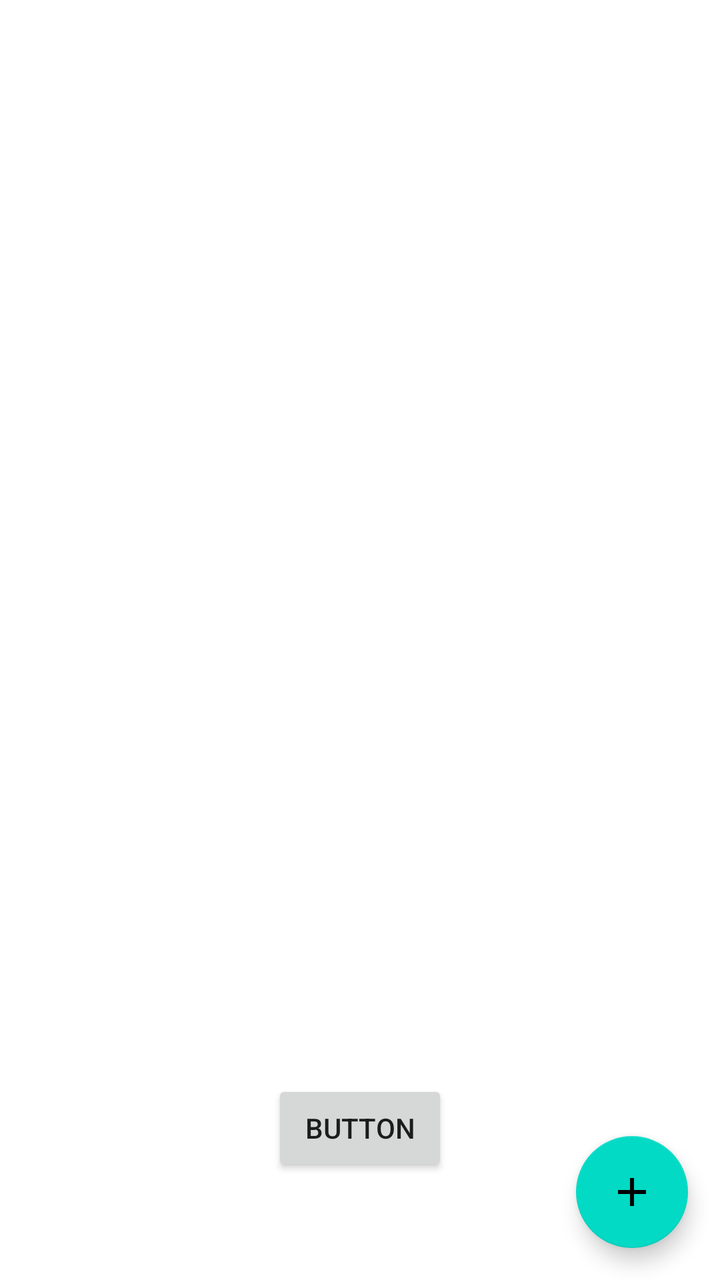
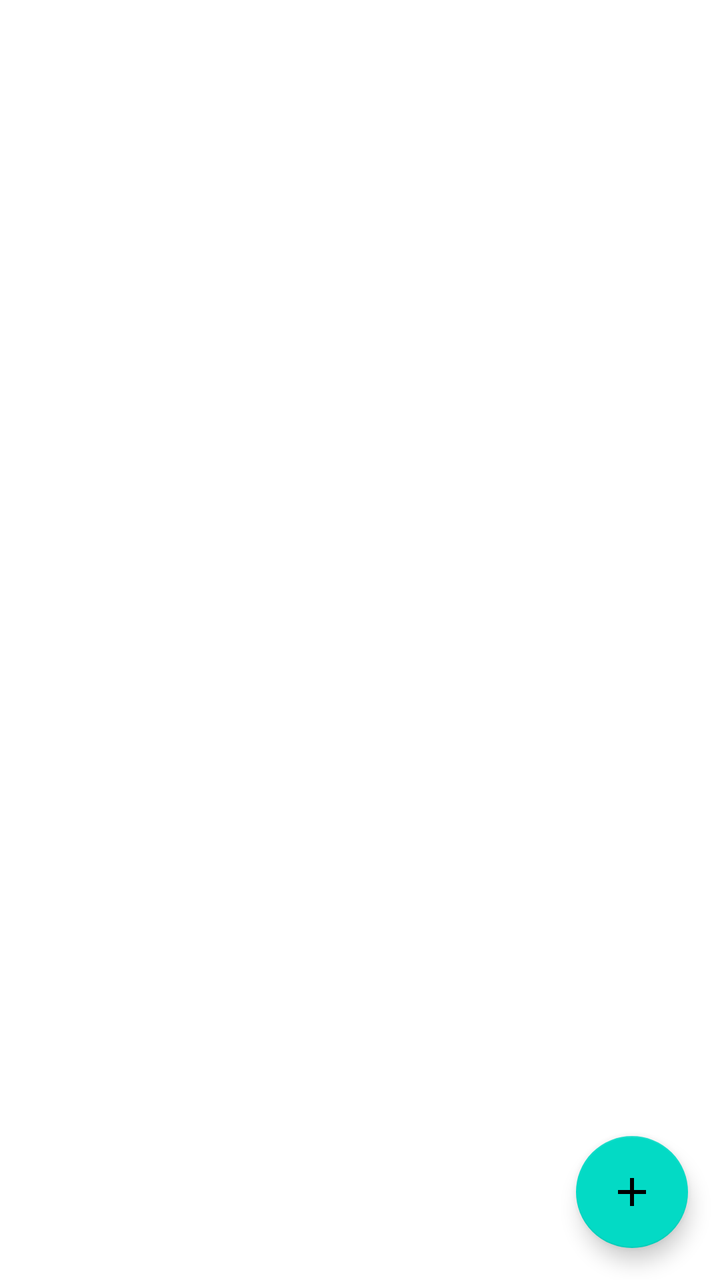

Screens rendered from an Android XML layout before and after an edit, with the pre-edit source and the edit as a unified diff.
<!-- AndroidManifest.xml: application theme Theme.Research -->
<!-- res/layout/activity_main.xml -->
<?xml version="1.0" encoding="utf-8"?>
<androidx.constraintlayout.widget.ConstraintLayout xmlns:android="http://schemas.android.com/apk/res/android"
    xmlns:app="http://schemas.android.com/apk/res-auto"
    xmlns:tools="http://schemas.android.com/tools"
    android:layout_width="match_parent"
    android:layout_height="match_parent"
    tools:context=".MainActivity">

    <androidx.recyclerview.widget.RecyclerView
        android:id="@+id/project_card_list"
        android:layout_width="match_parent"
        android:layout_height="match_parent"
        app:layout_constraintBottom_toBottomOf="parent"
        app:layout_constraintEnd_toEndOf="parent"
        app:layout_constraintHorizontal_bias="0.0"
        app:layout_constraintStart_toStartOf="parent"
        app:layout_constraintTop_toTopOf="parent"
        app:layout_constraintVertical_bias="1.0" />

    <com.google.android.material.floatingactionbutton.FloatingActionButton
        android:id="@+id/newSourceMain"
        android:layout_width="wrap_content"
        android:layout_height="wrap_content"
        android:layout_marginEnd="16dp"
        android:layout_marginRight="16dp"
        android:layout_marginBottom="16dp"
        android:clickable="true"
        app:layout_constraintBottom_toBottomOf="parent"
        app:layout_constraintEnd_toEndOf="parent"
        app:srcCompat="@drawable/ic_baseline_add_24" />

    <Button
        android:id="@+id/test_open"
        android:layout_width="wrap_content"
        android:layout_height="wrap_content"
        android:layout_marginBottom="52dp"
        android:text="Button"
        app:layout_constraintBottom_toBottomOf="@+id/project_card_list"
        app:layout_constraintEnd_toEndOf="parent"
        app:layout_constraintStart_toStartOf="parent" />

</androidx.constraintlayout.widget.ConstraintLayout>
<!-- resources referenced by this layout -->
<resources>
  <!-- drawable ic_baseline_add_24 (drawable) -->
  <vector xmlns:android="http://schemas.android.com/apk/res/android"
      android:width="24dp"
      android:height="24dp"
      android:viewportWidth="24"
      android:viewportHeight="24"
      android:tint="?attr/colorControlNormal">
    <path
        android:fillColor="@android:color/white"
        android:pathData="M19,13h-6v6h-2v-6H5v-2h6V5h2v6h6v2z"/>
  </vector>
  <style name="Theme.Research" parent="Theme.MaterialComponents.DayNight.DarkActionBar">
          
          <item name="colorPrimary">@color/purple_500</item>
          <item name="colorPrimaryVariant">@color/purple_700</item>
          <item name="colorOnPrimary">@color/white</item>
          
          <item name="colorSecondary">@color/teal_200</item>
          <item name="colorSecondaryVariant">@color/teal_700</item>
          <item name="colorOnSecondary">@color/black</item>
          
          <item name="android:statusBarColor" tools:targetApi="l">?attr/colorPrimaryVariant</item>
          
      </style>
  <color name="purple_500">#FF6200EE</color>
  <color name="purple_700">#FF3700B3</color>
  <color name="white">#FFFFFFFF</color>
  <color name="teal_200">#FF03DAC5</color>
  <color name="teal_700">#FF018786</color>
  <color name="black">#FF000000</color>
</resources>

<!-- the commit's change to res/layout/activity_main.xml (unified diff, before → after) -->
@@ -29,14 +29,4 @@
         app:layout_constraintEnd_toEndOf="parent"
         app:srcCompat="@drawable/ic_baseline_add_24" />
 
-    <Button
-        android:id="@+id/test_open"
-        android:layout_width="wrap_content"
-        android:layout_height="wrap_content"
-        android:layout_marginBottom="52dp"
-        android:text="Button"
-        app:layout_constraintBottom_toBottomOf="@+id/project_card_list"
-        app:layout_constraintEnd_toEndOf="parent"
-        app:layout_constraintStart_toStartOf="parent" />
-
 </androidx.constraintlayout.widget.ConstraintLayout>
